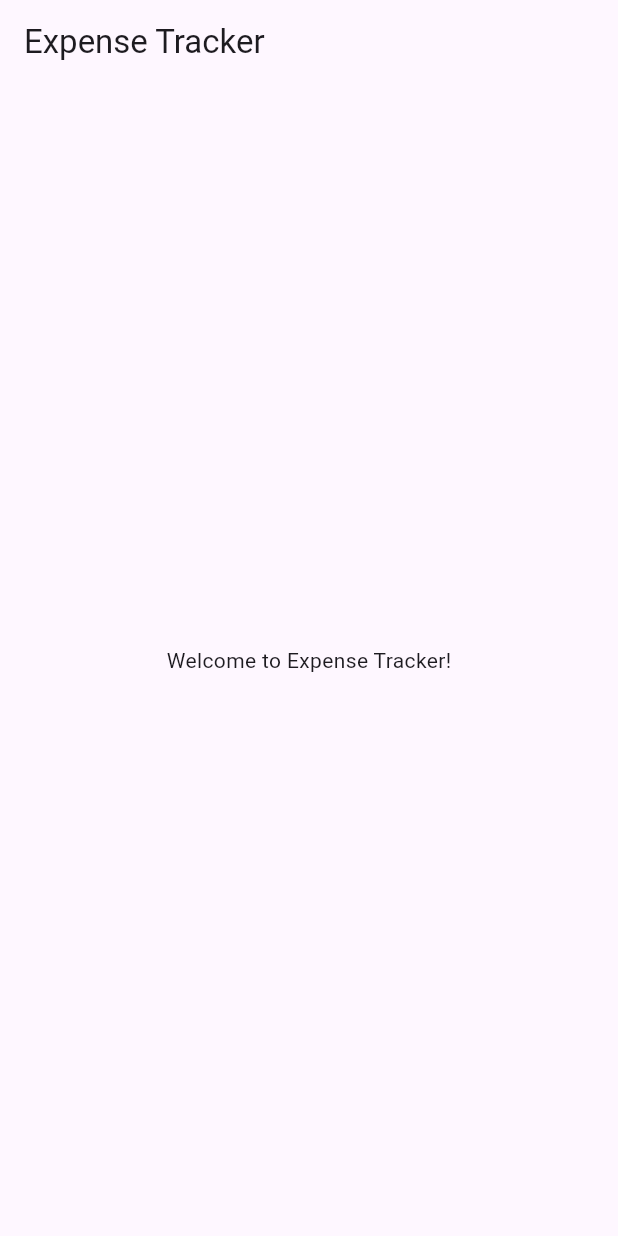
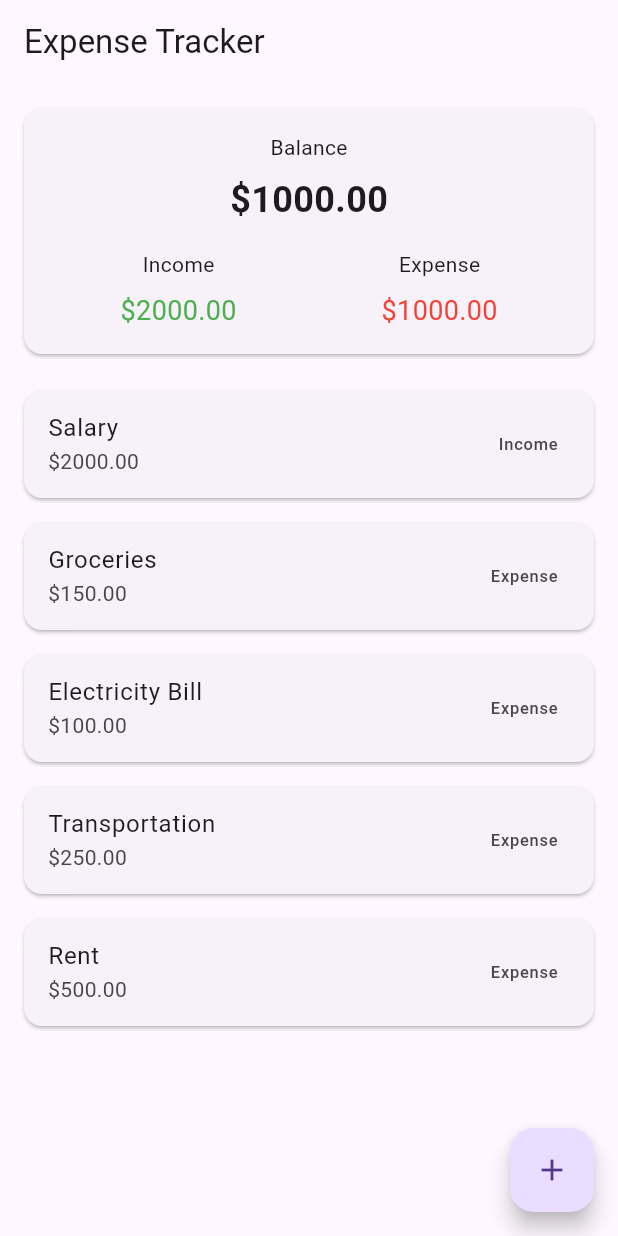
Before and after one commit to Zeneb-Tekarri/expense-tracker-app-flutter, a Flutter app: the screen it shows after launch, on a phone screen of 412 x 824 dp. Run offline on Flutter 3.47's test engine with Material 3 defaults, Android fonts, the phone set to English and light mode, and no system bars; our stand-ins replace sqflite; accounts and stored records are empty.

Commit message:
Build home screen layout

```diff
--- a/lib/main.dart
+++ b/lib/main.dart
@@ -1,4 +1,5 @@
 
+import 'package:expense_tracker_app/screens/home_screen.dart';
 import 'package:flutter/material.dart';
 import 'package:provider/provider.dart';
 import 'providers/transaction_provider.dart';
@@ -27,14 +28,8 @@ class MyApp extends StatelessWidget {
       theme: ThemeData(
         primarySwatch: Colors.blue,
       ),
-      home: Scaffold(
-        appBar: AppBar(
-          title: const Text('Expense Tracker'),
-        ),
-        body: const Center(
-          child: Text('Welcome to Expense Tracker!'),
-        ),
-      )
+      home: const HomeScreen(),
+
     );
   }
 }
--- a/lib/providers/transaction_provider.dart
+++ b/lib/providers/transaction_provider.dart
@@ -1,6 +1,6 @@
 import 'package:expense_tracker_app/services/database_service.dart';
 import 'package:flutter/material.dart';
-import '../models/transaction.dart';
+import 'package:expense_tracker_app/models/transaction.dart';
 
 class TransactionProvider extends ChangeNotifier {
   final DatabaseService _databaseService = DatabaseService();
--- /dev/null
+++ b/lib/screens/home_screen.dart
@@ -0,0 +1,37 @@
+
+import 'package:expense_tracker_app/models/transaction.dart';
+import 'package:flutter/material.dart';
+import '../widgets/balance_card.dart';
+import '../widgets/transaction_list.dart';
+
+class HomeScreen extends StatelessWidget {
+  const HomeScreen({super.key});
+
+  @override
+  Widget build(BuildContext context) {
+    List<TransactionModel> dummyTransactions = [
+      TransactionModel(id: 1, title: 'Salary', amount: 2000.0, type: 'Income'),
+      TransactionModel(id: 2, title: 'Groceries', amount: 150.0, type: 'Expense'),
+      TransactionModel(id: 3, title: 'Electricity Bill', amount: 100.0, type: 'Expense'),
+      TransactionModel(id: 4, title: 'Transportation', amount: 250.0, type: 'Expense'),
+      TransactionModel(id: 5, title: 'Rent', amount: 500.0, type: 'Expense')
+    ];
+    return Scaffold(
+      appBar: AppBar(
+        title: const Text('Expense Tracker'),
+      ),
+      body:Column(
+        children: [
+          const BalanceCard(balance: 1000.0, income: 2000.0, expense: 1000.0),
+          Expanded(
+            child: TransactionList(transactions: dummyTransactions,),
+          ),
+        ],
+      ),
+      floatingActionButton: FloatingActionButton(
+        onPressed: () {},
+        child: const Icon(Icons.add),
+      ),
+    );
+  }
+}
--- /dev/null
+++ b/lib/widgets/balance_card.dart
@@ -0,0 +1,68 @@
+import 'package:flutter/material.dart';
+class BalanceCard extends StatelessWidget {
+  final double balance;
+  final double income;
+  final double expense;
+
+  const BalanceCard({
+    super.key,
+    required this.balance,
+    required this.income,
+    required this.expense,
+  });
+
+  @override
+  Widget build(BuildContext context) {
+    return Card(
+     margin: const EdgeInsets.all(16),
+     child: Padding(
+        padding: const EdgeInsets.all(16),
+        child: Column(
+          children: [
+           const Text('Balance'),
+           const SizedBox(height: 8),
+           Text(
+              '\$${balance.toStringAsFixed(2)}',
+              style: const TextStyle(
+                fontSize: 24,
+                fontWeight: FontWeight.bold,
+              ),
+            ),
+            const SizedBox(height: 16),
+            Row(
+              mainAxisAlignment: MainAxisAlignment.spaceAround,
+              children: [
+                Column(
+                  children: [
+                    const Text('Income'),
+                    const SizedBox(height: 8),
+                    Text(
+                      '\$${income.toStringAsFixed(2)}',
+                      style: const TextStyle(
+                        fontSize: 18,
+                        color: Colors.green,
+                      ),
+                    ),
+                  ],
+                ),
+                Column(
+                  children: [
+                    const Text('Expense'),
+                    const SizedBox(height: 8),
+                    Text(
+                      '\$${expense.toStringAsFixed(2)}',
+                      style: const TextStyle(
+                        fontSize: 18,
+                        color: Colors.red,
+                      ),
+                    ),
+                  ],
+                ),
+              ],
+            ),
+          ],
+        ),
+      ),
+    );
+  }
+}
--- /dev/null
+++ b/lib/widgets/transaction_list.dart
@@ -0,0 +1,34 @@
+
+import 'package:flutter/material.dart';
+import 'package:expense_tracker_app/models/transaction.dart';
+
+class TransactionList extends StatelessWidget {
+  final List<TransactionModel> transactions;
+  const TransactionList({super.key, required this.transactions});
+
+  @override
+  Widget build(BuildContext context) {
+    if (transactions.isEmpty) {
+      return const Center(
+        child: Text(
+          'No transactions yet',
+          style: TextStyle(fontSize: 18, color: Colors.grey),
+        ),
+      );
+    }
+    return ListView.builder(
+      itemCount: transactions.length,
+      itemBuilder: (context, index) {
+        final transaction = transactions[index];
+        return Card(
+            margin: const EdgeInsets.symmetric(horizontal: 16, vertical: 8),
+          child: ListTile(
+            title: Text(transaction.title),
+            subtitle: Text('\$${transaction.amount.toStringAsFixed(2)}'),
+            trailing: Text(transaction.type),
+          ),
+        );
+      },
+    );
+  }
+}
```
Also changed, not shown: 2 other files.
